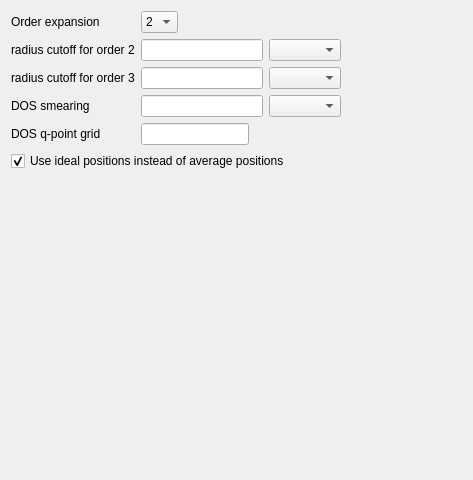
Above: qtdep/qtdepoptions.ui from piti-diablotin/qAgate before the change. Below: the same form after it.
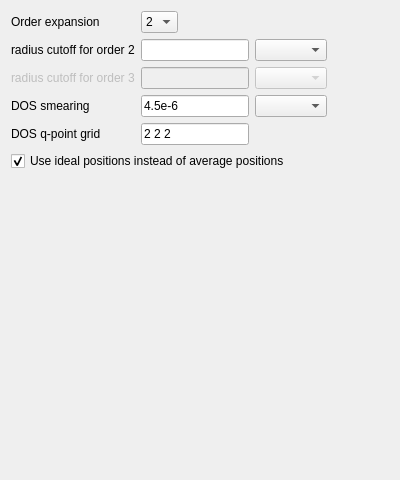
That is the form after the change. Custom widgets are drawn as their Qt base class.

The edit to the form file:
```diff
--- a/qtdep/qtdepoptions.ui
+++ b/qtdep/qtdepoptions.ui
@@ -6,7 +6,7 @@
    <rect>
     <x>0</x>
     <y>0</y>
-    <width>473</width>
+    <width>400</width>
     <height>480</height>
    </rect>
   </property>
@@ -76,7 +76,7 @@
          </property>
          <property name="sizeHint" stdset="0">
           <size>
-           <width>40</width>
+           <width>0</width>
            <height>20</height>
           </size>
          </property>
@@ -86,6 +86,9 @@
      </item>
      <item row="2" column="0">
       <widget class="QLabel" name="rcut3Label">
+       <property name="enabled">
+        <bool>false</bool>
+       </property>
        <property name="text">
         <string>radius cutoff for order 3</string>
        </property>
@@ -94,10 +97,18 @@
      <item row="2" column="1">
       <layout class="QHBoxLayout" name="horizontalLayout_3">
        <item>
-        <widget class="QLineEdit" name="rcut3"/>
+        <widget class="QLineEdit" name="rcut3">
+         <property name="enabled">
+          <bool>false</bool>
+         </property>
+        </widget>
        </item>
        <item>
-        <widget class="DistanceUnitCombo" name="rcut3Unit"/>
+        <widget class="DistanceUnitCombo" name="rcut3Unit">
+         <property name="enabled">
+          <bool>false</bool>
+         </property>
+        </widget>
        </item>
        <item>
         <spacer name="horizontalSpacer_3">
@@ -106,7 +117,7 @@
          </property>
          <property name="sizeHint" stdset="0">
           <size>
-           <width>40</width>
+           <width>0</width>
            <height>20</height>
           </size>
          </property>
@@ -124,7 +135,11 @@
      <item row="3" column="1">
       <layout class="QHBoxLayout" name="horizontalLayout">
        <item>
-        <widget class="QLineEdit" name="dosdeltae"/>
+        <widget class="QLineEdit" name="dosdeltae">
+         <property name="text">
+          <string>4.5e-6</string>
+         </property>
+        </widget>
        </item>
        <item>
         <widget class="EnergyUnitCombo" name="dosdeltaeUnit"/>
@@ -136,7 +151,7 @@
          </property>
          <property name="sizeHint" stdset="0">
           <size>
-           <width>40</width>
+           <width>0</width>
            <height>20</height>
           </size>
          </property>
@@ -167,6 +182,9 @@
            <height>16777215</height>
           </size>
          </property>
+         <property name="text">
+          <string>2 2 2</string>
+         </property>
         </widget>
        </item>
        <item>
@@ -176,7 +194,7 @@
          </property>
          <property name="sizeHint" stdset="0">
           <size>
-           <width>40</width>
+           <width>0</width>
            <height>20</height>
           </size>
          </property>
```
